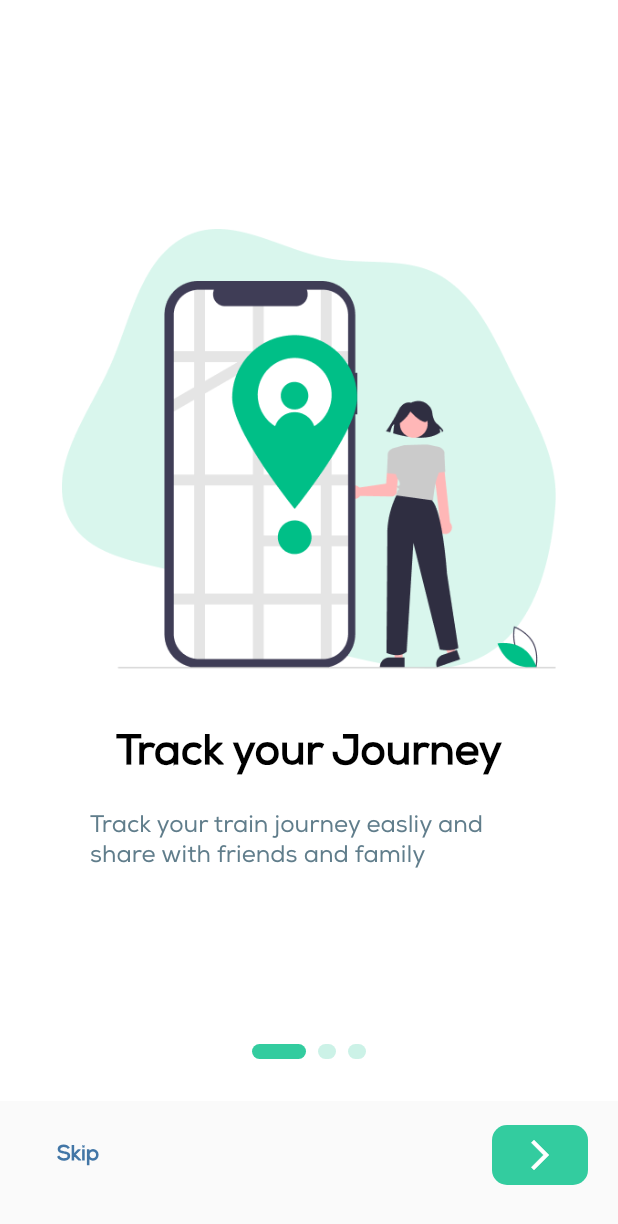
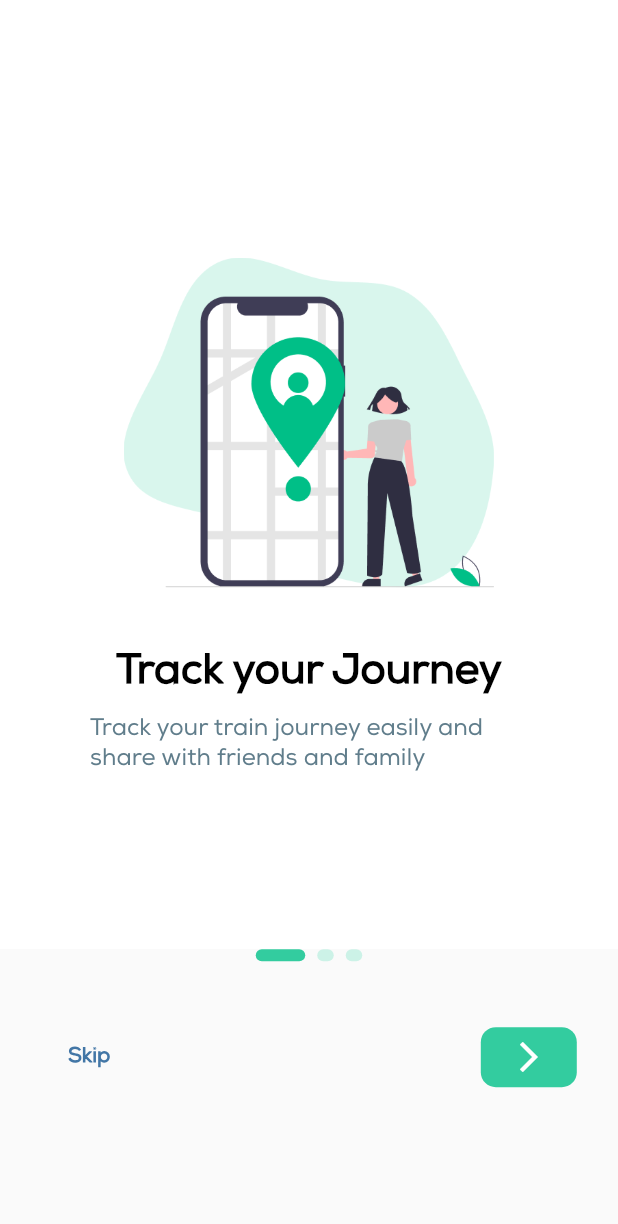
Before and after one commit to Edmond22-prog/onboarding_app, a Flutter app: the screen it shows after launch, on a phone screen of 412 x 824 dp. Shown: the top 1224 px of the screen. Run offline on Flutter 3.47's test engine with Material 2 defaults, Android fonts, the phone set to English and light mode, and no system bars; drawn by our look-alikes of smooth_page_indicator.

```diff
--- a/lib/home.dart
+++ b/lib/home.dart
@@ -17,7 +17,7 @@ class _HomeState extends State<Home> {
     SliderPage(
         title: "Track your Journey",
         description:
-            "Track your train journey easliy and share with friends and family",
+            "Track your train journey easily and share with friends and family",
         image: "assets/onboard01.png"),
     SliderPage(
         title: "Real time notifications",
@@ -38,11 +38,33 @@ class _HomeState extends State<Home> {
 
   @override
   Widget build(BuildContext context) {
+    double width = MediaQuery.of(context).size.width;
+    double height = MediaQuery.of(context).size.height;
+
+    const color1 = Color(0xff33cc9f);
+    const color2 = Color(0xff4276a6);
+    const color3 = Color(0xffccf2e7);
+
     return Scaffold(
-      body: Stack(
-        // Permet d'empiler des objets
+      appBar: (_currentPage != 0)
+          ? AppBar(
+              leading: IconButton(
+                onPressed: () {},
+                icon: const Icon(Icons.arrow_back),
+                color: Colors.black,
+              ),
+              backgroundColor: Colors.white,
+              elevation: 0,
+            )
+          : AppBar(
+              backgroundColor: Colors.white,
+              elevation: 0,
+            ),
+      body: Column(
         children: [
-          PageView.builder(
+          SizedBox(
+            height: MediaQuery.of(context).size.height * 0.7,
+            child: PageView.builder(
               scrollDirection: Axis.horizontal,
               controller: _controller,
               itemCount: _pages.length,
@@ -57,42 +79,41 @@ class _HomeState extends State<Home> {
                 return _pages[index];
               },
             ),
+          ),
           Column(
-            mainAxisAlignment: MainAxisAlignment.end,
             children: [
               SmoothPageIndicator(
                 controller: _controller,
                 count: _pages.length,
                 effect: const ExpandingDotsEffect(
-                    dotHeight: 10,
-                    dotWidth: 12,
-                    activeDotColor: Color(0xff33cc9f),
-                    dotColor: Color(0xffccf2e7)),
+                    dotHeight: 8,
+                    dotWidth: 11,
+                    activeDotColor: color1,
+                    dotColor: color3),
               ),
               const SizedBox(
                 height: 40,
               ),
-              Row(
+              (_currentPage != 2)
+                  ? Row(
                       mainAxisAlignment: MainAxisAlignment.spaceBetween,
                       children: [
                         Padding(
-                    padding: const EdgeInsets.only(left: 20, bottom: 30),
+                          padding: EdgeInsets.only(left: width / 15),
                           child: TextButton(
                               onPressed: () {},
                               child: const Text(
                                 "Skip",
                                 style: TextStyle(
-                            color: Color(0xff4276a6),
-                            fontWeight: FontWeight.bold
-                          ),
+                                    color: color2, fontWeight: FontWeight.bold),
                               )),
                         ),
                         Padding(
-                    padding: const EdgeInsets.only(right: 20, bottom: 30),
+                          padding: EdgeInsets.only(right: width / 15),
                           child: TextButton(
                             onPressed: () {},
                             style: TextButton.styleFrom(
-                          backgroundColor: const Color(0xff33cc9f),
+                                backgroundColor: color1,
                                 shape: RoundedRectangleBorder(
                                     borderRadius: BorderRadius.circular(10))),
                             child: const Icon(Icons.arrow_forward_ios,
@@ -100,6 +121,17 @@ class _HomeState extends State<Home> {
                           ),
                         )
                       ],
+                    )
+                  : ElevatedButton(
+                      onPressed: () {},
+                      style: ElevatedButton.styleFrom(
+                        shape: RoundedRectangleBorder(
+                            borderRadius: BorderRadius.circular(10)),
+                        padding: EdgeInsets.symmetric(
+                            horizontal: width / 3, vertical: height / 50),
+                        primary: color1,
+                      ),
+                      child: const Text("Get started"),
                     ),
             ],
           )
--- a/lib/slider.dart
+++ b/lib/slider.dart
@@ -13,14 +13,14 @@ class SliderPage extends StatelessWidget {
     double width = MediaQuery.of(context).size.width;
 
     return Container(
-      margin: const EdgeInsets.only(bottom: 90),
+      // margin: const EdgeInsets.only(bottom: 90),
       color: Colors.white,
       child: Column(
         mainAxisAlignment: MainAxisAlignment.center,
         children: [
           Image.asset(
             image,
-            width: width * 0.8,
+            width: width * 0.6,
           ),
           const SizedBox(
             height: 40,
@@ -32,7 +32,7 @@ class SliderPage extends StatelessWidget {
             textAlign: TextAlign.left,
           ),
           const SizedBox(
-            height: 20,
+            height: 10,
           ),
           Padding(
             padding: const EdgeInsets.symmetric(horizontal: 60),
```
Lines whose indentation alone changed are shown as unchanged.
